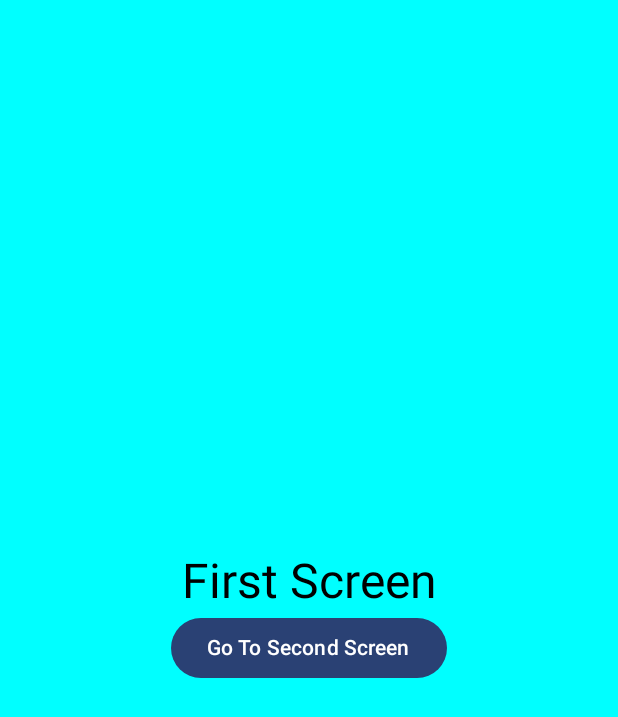
After one commit to deepak252/AndroidJetpackCompose, an Android app built with Jetpack Compose: the composable FirstScreen shown on its own in the app's theme, on a phone screen of 412 x 824 dp. The commit adds this screen. Shown: the top 717 px of the screen. Run offline under Robolectric (Android 15) with nearby library versions, the phone set to English and light mode, and no system bars.

Commit message:
Navigation Animation using Accompanist

```diff
--- a/app/build.gradle
+++ b/app/build.gradle
@@ -67,4 +67,8 @@ dependencies {
     androidTestImplementation 'androidx.compose.ui:ui-test-junit4'
     debugImplementation 'androidx.compose.ui:ui-tooling'
     debugImplementation 'androidx.compose.ui:ui-test-manifest'
+
+    implementation "com.google.accompanist:accompanist-navigation-animation:0.31.2-alpha"
+
+
 }
--- a/app/src/main/java/com/example/jetpackcomposeapp/MainActivity.kt
+++ b/app/src/main/java/com/example/jetpackcomposeapp/MainActivity.kt
@@ -16,7 +16,7 @@ class MainActivity : ComponentActivity() {
     override fun onCreate(savedInstanceState: Bundle?) {
         super.onCreate(savedInstanceState)
         setContent {
-
+            Navigation()
         }
     }
 }
--- /dev/null
+++ b/app/src/main/java/com/example/jetpackcomposeapp/screens/FirstScreen.kt
@@ -0,0 +1,50 @@
+package com.example.jetpackcomposeapp.screens
+
+import androidx.compose.foundation.layout.Arrangement
+import androidx.compose.foundation.layout.Box
+import androidx.compose.foundation.layout.Column
+import androidx.compose.foundation.layout.fillMaxSize
+import androidx.compose.foundation.layout.padding
+import androidx.compose.material3.Button
+import androidx.compose.material3.MaterialTheme
+import androidx.compose.material3.Scaffold
+import androidx.compose.material3.Text
+import androidx.compose.runtime.Composable
+import androidx.compose.ui.Alignment
+import androidx.compose.ui.Modifier
+import androidx.compose.ui.graphics.Color
+import androidx.compose.ui.tooling.preview.Preview
+
+
+@Composable
+fun FirstScreen(
+    onButtonClick : ()->Unit
+) {
+    Scaffold(
+        containerColor = Color.Cyan
+    ) { paddingValues ->
+        Box(
+            modifier = Modifier
+                .fillMaxSize()
+                .padding(paddingValues),
+            contentAlignment = Alignment.Center
+        ){
+            Column(
+                horizontalAlignment = Alignment.CenterHorizontally,
+                verticalArrangement = Arrangement.Center
+            ) {
+                Text(
+                    text = "First Screen",
+                    style = MaterialTheme.typography.headlineLarge,
+                    color = Color.Black
+                )
+                Button(onClick = onButtonClick) {
+                    Text(
+                        text = "Go To Second Screen",
+                    )
+                }
+            }
+        }
+
+    }
+}
--- a/app/src/main/res/values/themes.xml
+++ b/app/src/main/res/values/themes.xml
@@ -1,5 +1,7 @@
 <?xml version="1.0" encoding="utf-8"?>
-<resources>
+<resources xmlns:tools="http://schemas.android.com/tools">
 
-    <style name="Theme.JetpackComposeApp" parent="android:Theme.Material.Light.NoActionBar" />
+    <style name="Theme.JetpackComposeApp" parent="android:Theme.Material.Light.NoActionBar" >
+        <item name="android:forceDarkAllowed" tools:targetApi="q">false</item>
+    </style>
 </resources>
```
Also changed, not shown: app/src/main/java/com/example/jetpackcomposeapp/Navigation.kt (added, +202 -0 lines), app/src/main/java/com/example/jetpackcomposeapp/screens/SecondScreen.kt (added, +48 -0 lines), app/src/main/java/com/example/jetpackcomposeapp/screens/ThirdScreen.kt (added, +33 -0 lines).
